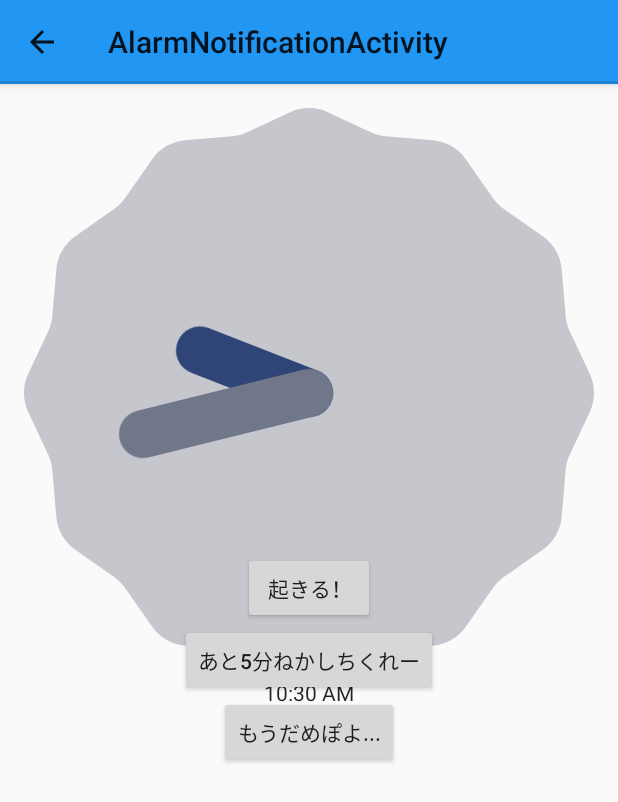
After one commit to mhidaka/TimeTableFailure, an Android app: the AlarmNotificationActivity screen opened directly, with no data from a screen before it, on a phone screen of 412 x 824 dp. The commit adds this screen. Shown: the top 802 px of the screen. Run offline under Robolectric (Android 15) with nearby library versions, the light colour scheme and no system bars.

Commit message:
アラーム用の色々作ってみたよ！

```diff
--- /dev/null
+++ b/app/src/main/java/jp/techinstitute/ti_046/timetablefailure/AlarmNotificationActivity.java
@@ -0,0 +1,55 @@
+package jp.techinstitute.ti_046.timetablefailure;
+
+import android.app.KeyguardManager;
+import android.content.Context;
+import android.media.MediaPlayer;
+import android.os.PowerManager;
+import android.support.v7.app.ActionBarActivity;
+import android.os.Bundle;
+import android.util.Log;
+import android.view.Menu;
+import android.view.MenuItem;
+import android.view.WindowManager;
+import android.widget.Toast;
+
+
+public class AlarmNotificationActivity extends ActionBarActivity {
+
+    MediaPlayer player;
+
+    @Override
+    protected void onDestroy() {
+        super.onDestroy();
+        stopAndRelease();
+    }
+
+    private void stopAndRelease() {
+        if (player != null) {
+            player.stop();
+            player.release();
+        }
+    }
+
+    @Override
+    protected void onStart() {
+        super.onStart();
+        if (player == null) {
+            player = MediaPlayer.create(this, R.raw.alarm);
+        }
+        player.start();
+    }
+
+    @Override
+    protected void onCreate(Bundle savedInstanceState) {
+        super.onCreate(savedInstanceState);
+        setContentView(R.layout.activity_alarm_notification);
+        Log.v("通知ログ", "create");
+        // スリープ状態から復帰する
+        getWindow().addFlags(WindowManager.LayoutParams.FLAG_DISMISS_KEYGUARD |
+                WindowManager.LayoutParams.FLAG_SHOW_WHEN_LOCKED |
+                WindowManager.LayoutParams.FLAG_TURN_SCREEN_ON |
+                WindowManager.LayoutParams.FLAG_KEEP_SCREEN_ON);
+
+        Toast.makeText(this, "アラーム！", Toast.LENGTH_SHORT).show();
+    }
+}
--- a/app/src/main/java/jp/techinstitute/ti_046/timetablefailure/MainActivity.java
+++ b/app/src/main/java/jp/techinstitute/ti_046/timetablefailure/MainActivity.java
@@ -15,7 +15,6 @@ import android.view.View;
 import android.view.inputmethod.InputMethodManager;
 import android.widget.EditText;
 import android.widget.Spinner;
-import android.widget.Toast;
 
 public class MainActivity extends ActionBarActivity implements InputTextListener {
 
@@ -66,7 +65,7 @@ public class MainActivity extends ActionBarActivity implements InputTextListener
                 AlertDialog.Builder addTableBuilder = new AlertDialog.Builder(this);
                 // Layout及びView取得、Dialogにセット
                 // TODO: もっとすっきり取得したい
-                rootView = getLayoutInflater().inflate(R.layout.fragment_add_dialog, null);
+                rootView = getLayoutInflater().inflate(R.layout.layout_add_dialog, null);
                 spinnerDay = (Spinner) rootView.findViewById(R.id.spinner_day);
                 spinnerTime = (Spinner) rootView.findViewById(R.id.spinner_time);
                 editName = (EditText) rootView.findViewById(R.id.edit_name);
--- /dev/null
+++ b/app/src/main/res/layout/activity_alarm_notification.xml
@@ -0,0 +1,46 @@
+<RelativeLayout xmlns:android="http://schemas.android.com/apk/res/android"
+    xmlns:tools="http://schemas.android.com/tools" android:layout_width="match_parent"
+    android:layout_height="match_parent" android:paddingLeft="@dimen/activity_horizontal_margin"
+    android:paddingRight="@dimen/activity_horizontal_margin"
+    android:paddingTop="@dimen/activity_vertical_margin"
+    android:paddingBottom="@dimen/activity_vertical_margin"
+    tools:context="jp.techinstitute.ti_046.timetablefailure.AlarmNotificationActivity">
+
+    <AnalogClock
+        android:layout_width="wrap_content"
+        android:layout_height="wrap_content"
+        android:id="@+id/analogClock"
+        android:layout_alignParentTop="true"
+        android:layout_centerHorizontal="true" />
+
+    <TextClock
+        android:layout_width="wrap_content"
+        android:layout_height="wrap_content"
+        android:id="@+id/textClock"
+        android:layout_below="@+id/analogClock"
+        android:layout_centerHorizontal="true" />
+
+    <Button
+        android:layout_width="wrap_content"
+        android:layout_height="wrap_content"
+        android:text="起きる！"
+        android:id="@+id/button_wakeUp"
+        android:layout_above="@+id/button_beg"
+        android:layout_centerHorizontal="true" />
+
+    <Button
+        android:layout_width="wrap_content"
+        android:layout_height="wrap_content"
+        android:text="あと5分ねかしちくれー"
+        android:id="@+id/button_beg"
+        android:layout_centerVertical="true"
+        android:layout_centerHorizontal="true" />
+
+    <Button
+        android:layout_width="wrap_content"
+        android:layout_height="wrap_content"
+        android:text="もうだめぽよ..."
+        android:id="@+id/button_dame"
+        android:layout_below="@+id/button_beg"
+        android:layout_centerHorizontal="true" />
+</RelativeLayout>
--- a/app/src/main/res/layout/fragment_add_dialog.xml
+++ b/app/src/main/res/layout/layout_add_dialog.xml
@@ -1,10 +1,9 @@
+<?xml version="1.0" encoding="utf-8"?>
 <LinearLayout xmlns:android="http://schemas.android.com/apk/res/android"
-    xmlns:tools="http://schemas.android.com/tools"
     android:layout_width="wrap_content"
     android:layout_height="wrap_content"
     android:orientation="vertical"
-    android:id="@+id/add_fragment_container"
-    tools:context="jp.techinstitute.ti_046.timetablefailure.AddDialogFragment">
+    android:id="@+id/add_fragment_container">
 
     <LinearLayout
         android:id="@+id/layout_day"
--- a/app/src/main/res/values/strings.xml
+++ b/app/src/main/res/values/strings.xml
@@ -10,5 +10,6 @@
     <string name="title_activity_alarm">AlarmActivity</string>
     <string name="alarm_prompt">何分前にアラームセット？</string>
     <string name="title_activity_detail">DetailActivity</string>
+    <string name="title_activity_alarm_notification">AlarmNotificationActivity</string>
 
 </resources>
```
Also changed, not shown: app/src/main/AndroidManifest.xml (+20 -0 lines), app/src/main/java/jp/techinstitute/ti_046/timetablefailure/AlarmReceiver.java (added, +21 -0 lines), app/src/main/java/jp/techinstitute/ti_046/timetablefailure/DetailActivity.java (+8 -4 lines), app/src/main/java/jp/techinstitute/ti_046/timetablefailure/MyAlarmManager.java (added, +65 -0 lines), app/src/main/java/jp/techinstitute/ti_046/timetablefailure/MyAlarmService.java (added, +31 -0 lines), app/src/main/res/menu/menu_alarm_notification.xml (added, +7 -0 lines), 1 other file.
